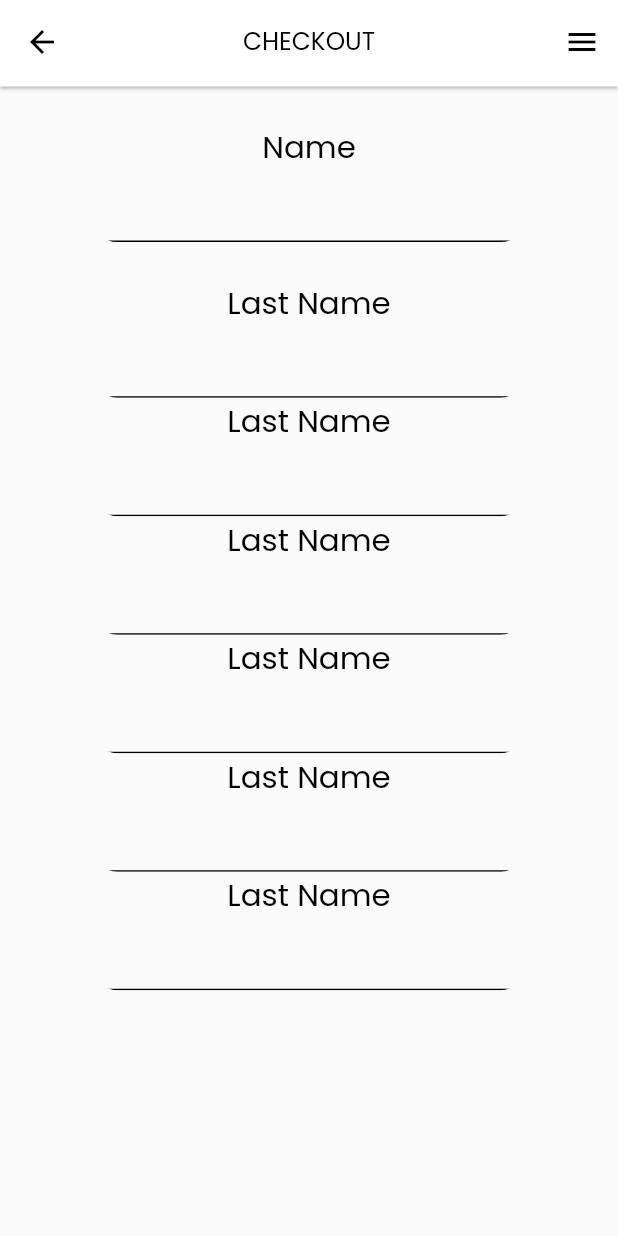
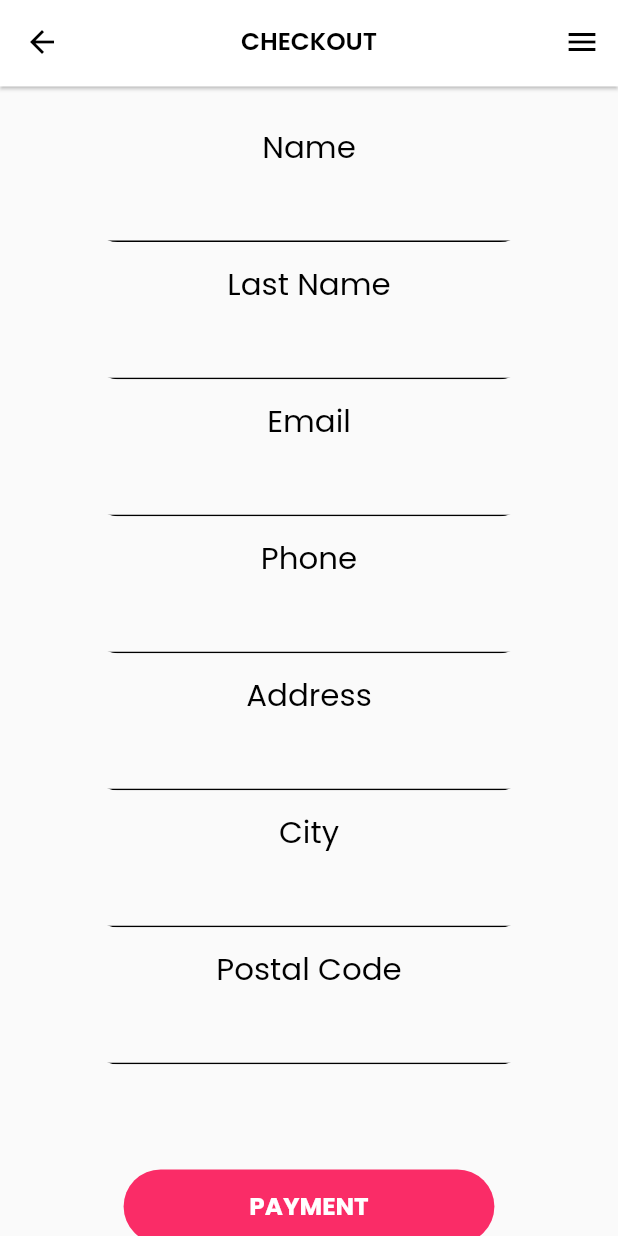
Before and after one commit to naqeeb9a/Mik-n-min, a Flutter app: the AddDetails screen opened directly, on a phone screen of 412 x 824 dp. Run offline on Flutter 3.47's test engine with Material 2 defaults, Android fonts, the phone set to English and light mode, and no system bars; our stand-ins replace card_swiper, carousel_slider, email_validator, google_fonts, graphql, line_icons.

Commit message:
Khubaib -changes update

```diff
--- a/lib/app screens/bottom nav screens/search.dart
+++ b/lib/app screens/bottom nav screens/search.dart
@@ -19,7 +19,7 @@ class _SearchState extends State<Search> {
     return SafeArea(
       child: Scaffold(
         endDrawer: customDrawer(context),
-        appBar: customAppBar(context),
+        appBar: customAppBar(context,elevate: false),
         body: SingleChildScrollView(
           child: Container(
              width: CustomSizes().dynamicWidth(context, 1),
--- a/lib/app screens/khubaib/image_preview.dart
+++ b/lib/app screens/khubaib/image_preview.dart
@@ -20,6 +20,7 @@ class _ImagePreviewState extends State<ImagePreview> {
   Widget build(BuildContext context) {
     return SafeArea(
       child: Scaffold(
+        //backgroundColor:CustomColors.customGrey.withOpacity(0.2),
         endDrawer: customDrawer(context),
         appBar: customAppBar(context),
         body: Stack(
@@ -29,7 +30,7 @@ class _ImagePreviewState extends State<ImagePreview> {
               child: InteractiveViewer(
                 child: Container(
                       decoration: BoxDecoration(
-                      color: CustomColors.customWhite,
+                      color: CustomColors.customGrey.withOpacity(0.5),
                       image: DecorationImage(
                           image: NetworkImage(widget.image), fit: BoxFit.fitWidth)),
 
@@ -42,7 +43,7 @@ class _ImagePreviewState extends State<ImagePreview> {
                  width: CustomSizes().dynamicWidth(context, 1),
                  height : CustomSizes().dynamicHeight(context,0.07),
                  decoration:  BoxDecoration(
-                    color: Colors.white,
+                    color: CustomColors.customWhite,
                     borderRadius: BorderRadius.only(
                       topLeft: Radius.circular(CustomSizes().dynamicWidth(context, 0.065),),
                       topRight: Radius.circular(
--- a/lib/atif/add_details.dart
+++ b/lib/atif/add_details.dart
@@ -1,9 +1,9 @@
 import 'package:email_validator/email_validator.dart';
 import 'package:flutter/material.dart';
 import 'package:mik_and_min/widgets/app_bar.dart';
-
 import '../utils/config.dart';
 import '../utils/dynamic_sizes.dart';
+import '../widgets/buttons.dart';
 import '../widgets/form_fields.dart';
 import '../widgets/text_widget.dart';
 
@@ -28,8 +28,9 @@ class _AddDetailsState extends State<AddDetails> {
       child: Scaffold(
         appBar: customAppBar(context, onlyText: true, titleText: "CHECKOUT"),
         endDrawer: customAppBar(context),
-        body: SizedBox(
-          height: CustomSizes().dynamicHeight(context, 1),
+        body: SingleChildScrollView(
+          child: SizedBox(
+            height: CustomSizes().dynamicHeight(context, .88),
             width: CustomSizes().dynamicWidth(context, 1),
             child: Column(
               crossAxisAlignment: CrossAxisAlignment.center,
@@ -45,13 +46,13 @@ class _AddDetailsState extends State<AddDetails> {
                     function: (value) {
                       if (EmailValidator.validate(value)) {
                       } else {
-                      return "Enter Valid Email";
+                        return "Enter Valid Name";
                       }
                       return null;
                     },
                   ),
                 ),
-              CustomSizes().heightBox(context, .06),
+                CustomSizes().heightBox(context, .03),
                 text(
                   context,
                   "Last Name",
@@ -67,15 +68,17 @@ class _AddDetailsState extends State<AddDetails> {
                     function: (value) {
                       if (EmailValidator.validate(value)) {
                       } else {
-                      return "Enter Valid Email";
+                        return "Enter Valid Last Name";
                       }
                       return null;
                     },
                   ),
                 ),
+                CustomSizes().heightBox(context, .03),
+
                 text(
                   context,
-                "Last Name",
+                  "Email",
                   .05,
                   CustomColors.customBlack,
                 ),
@@ -83,8 +86,8 @@ class _AddDetailsState extends State<AddDetails> {
                   width: CustomSizes().dynamicWidth(context, .7),
                   child: inputTextField(
                     context,
-                  "Last Name",
-                  lastName,
+                    "Email",
+                    email,
                     function: (value) {
                       if (EmailValidator.validate(value)) {
                       } else {
@@ -94,9 +97,10 @@ class _AddDetailsState extends State<AddDetails> {
                     },
                   ),
                 ),
+                CustomSizes().heightBox(context, .03),
                 text(
                   context,
-                "Last Name",
+                  "Phone",
                   .05,
                   CustomColors.customBlack,
                 ),
@@ -104,20 +108,21 @@ class _AddDetailsState extends State<AddDetails> {
                   width: CustomSizes().dynamicWidth(context, .7),
                   child: inputTextField(
                     context,
-                  "Last Name",
-                  lastName,
+                    "Phone",
+                    phone,
                     function: (value) {
                       if (EmailValidator.validate(value)) {
                       } else {
-                      return "Enter Valid Email";
+                        return "Enter Valid Ph N.O.";
                       }
                       return null;
                     },
                   ),
                 ),
+                CustomSizes().heightBox(context, .03),
                 text(
                   context,
-                "Last Name",
+                  "Address",
                   .05,
                   CustomColors.customBlack,
                 ),
@@ -125,20 +130,21 @@ class _AddDetailsState extends State<AddDetails> {
                   width: CustomSizes().dynamicWidth(context, .7),
                   child: inputTextField(
                     context,
-                  "Last Name",
-                  lastName,
+                    "Address",
+                    address,
                     function: (value) {
                       if (EmailValidator.validate(value)) {
                       } else {
-                      return "Enter Valid Email";
+                        return "Enter Valid Address";
                       }
                       return null;
                     },
                   ),
                 ),
+                CustomSizes().heightBox(context, .03),
                 text(
                   context,
-                "Last Name",
+                  "City",
                   .05,
                   CustomColors.customBlack,
                 ),
@@ -146,20 +152,22 @@ class _AddDetailsState extends State<AddDetails> {
                   width: CustomSizes().dynamicWidth(context, .7),
                   child: inputTextField(
                     context,
-                  "Last Name",
-                  lastName,
+                    "City",
+                    city,
                     function: (value) {
                       if (EmailValidator.validate(value)) {
                       } else {
-                      return "Enter Valid Email";
+                        return "Enter Valid City";
                       }
                       return null;
                     },
                   ),
                 ),
+                CustomSizes().heightBox(context, .03),
+
                 text(
                   context,
-                "Last Name",
+                  "Postal Code",
                   .05,
                   CustomColors.customBlack,
                 ),
@@ -167,18 +175,27 @@ class _AddDetailsState extends State<AddDetails> {
                   width: CustomSizes().dynamicWidth(context, .7),
                   child: inputTextField(
                     context,
-                  "Last Name",
-                  lastName,
+                    "Postal Code",
+                    postalCode,
                     function: (value) {
                       if (EmailValidator.validate(value)) {
                       } else {
-                      return "Enter Valid Email";
+                        return "Enter Valid Postal Code";
                       }
                       return null;
                     },
                   ),
                 ),
+                CustomSizes().heightBox(context, 0.17),
+                coloredButton(
+                  context,
+                  "PAYMENT",
+                  CustomColors.customPink,
+                  fontColor: true,
+                  width: CustomSizes().dynamicWidth(context, 0.6),
+                ),
               ],
+            ),
           ),
         ),
       ),
--- a/lib/main.dart
+++ b/lib/main.dart
@@ -1,6 +1,8 @@
 import 'package:flutter/material.dart';
 import 'package:google_fonts/google_fonts.dart';
 import 'package:mik_and_min/app%20screens/authenctication%20screens/login.dart';
+import 'package:mik_and_min/atif/add_details.dart';
+import 'package:mik_and_min/atif/confirm_order.dart';
 import 'package:mik_and_min/utils/config.dart';
 
 void main() {
--- a/lib/widgets/app_bar.dart
+++ b/lib/widgets/app_bar.dart
@@ -32,14 +32,14 @@ appBar(
 }
 
 PreferredSizeWidget customAppBar(context,
-    {bottomText = false, title, onlyText = false, titleText}) {
+    {bottomText = false, elevate= true, title, onlyText = false, titleText}) {
   return PreferredSize(
     preferredSize: Size.fromHeight(
       CustomSizes().dynamicWidth(context, .14),
     ),
     child: AppBar(
       backgroundColor: CustomColors.customWhite,
-      elevation: 1.0,
+      elevation :elevate == true ? 1.0:0.0,
       foregroundColor: CustomColors.customBlack,
       iconTheme: const IconThemeData(
         color: CustomColors.customBlack,
@@ -57,7 +57,7 @@ PreferredSizeWidget customAppBar(context,
       //       )
       //     : Container(),
       title: onlyText == true
-          ? text(context, titleText, 0.04, CustomColors.customBlack)
+          ? text(context, titleText, 0.04, CustomColors.customBlack,bold:true)
           : SizedBox(
               height: CustomSizes().dynamicWidth(context, .15),
               width: CustomSizes().dynamicWidth(context, 1),
```
Also changed, not shown: lib/app screens/khubaib/view_page.dart (+65 -41 lines), pubspec.lock. Lines whose indentation alone changed are shown as unchanged.
